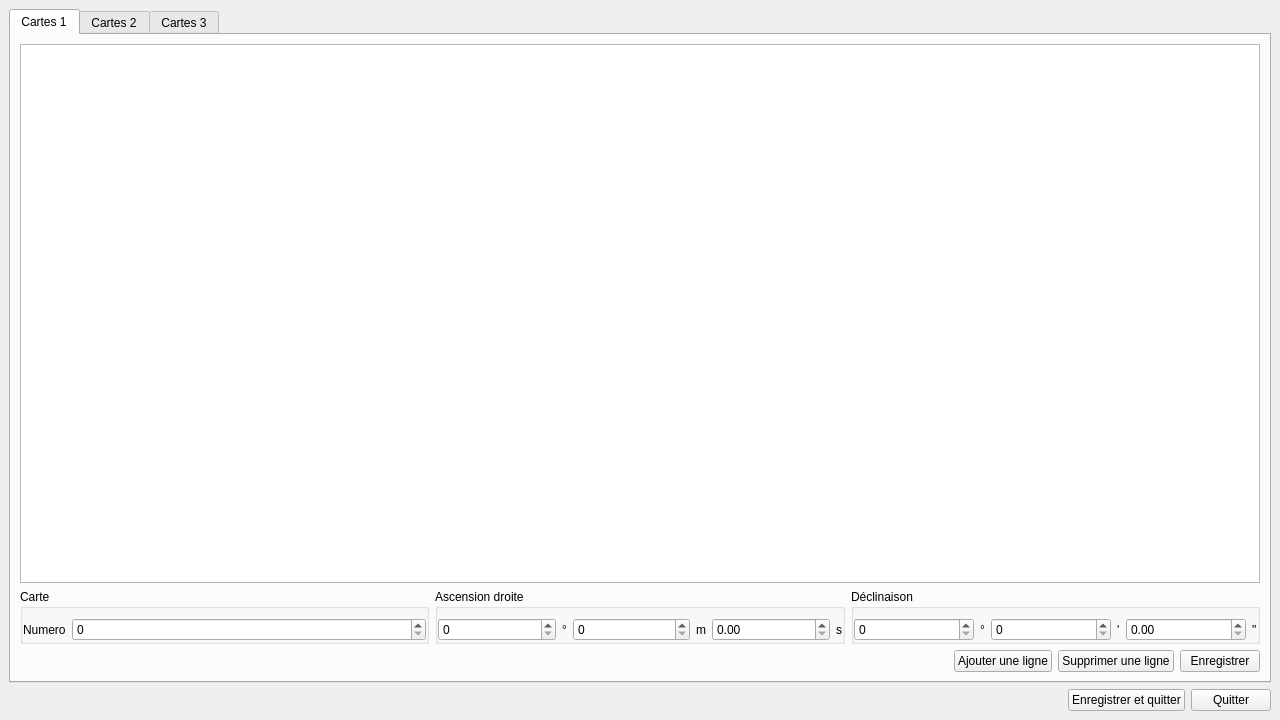
Above: tables/mapstable.ui from Paracetamol56/Observeur2 before the change. Below: the same form after it.
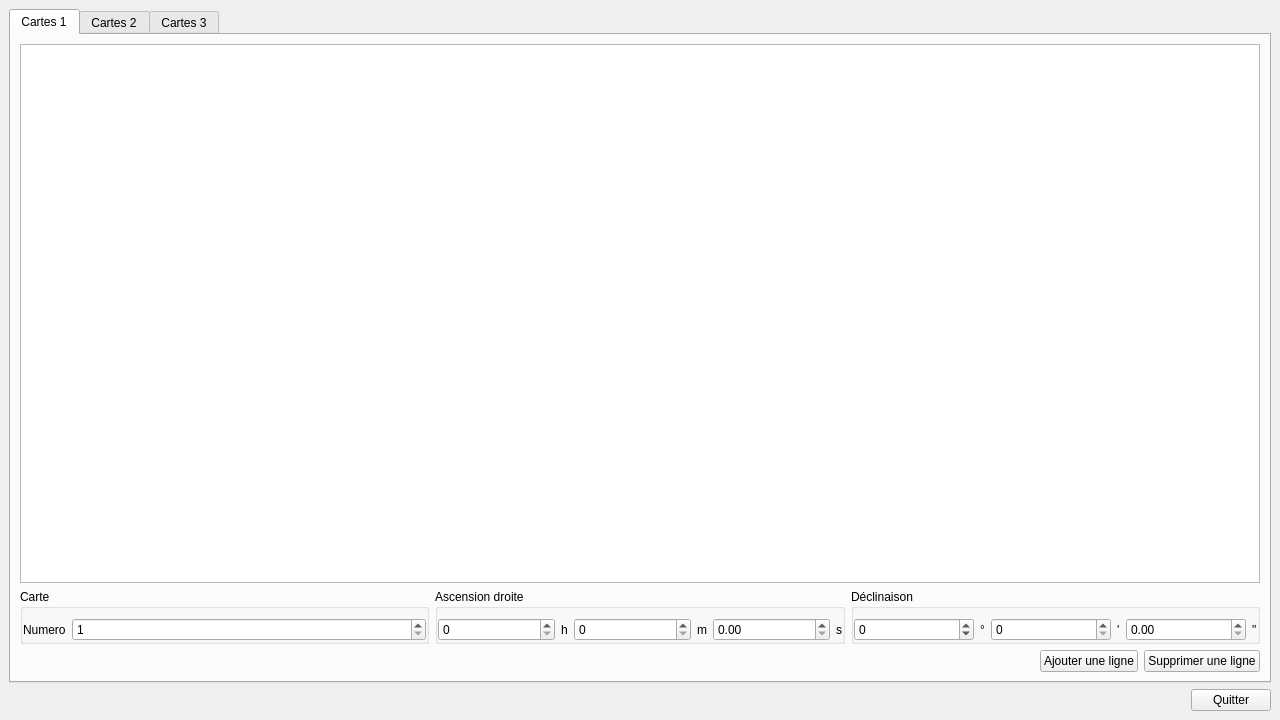
That is the form after the change. Icons and pictures are not drawn.

Commit message: add/delete functions

```diff
--- a/tables/mapstable.ui
+++ b/tables/mapstable.ui
@@ -84,7 +84,14 @@
              </widget>
             </item>
             <item>
-             <widget class="QSpinBox" name="nameSpinBox"/>
+             <widget class="QSpinBox" name="nameSpinBox">
+              <property name="minimum">
+               <number>1</number>
+              </property>
+              <property name="maximum">
+               <number>999</number>
+              </property>
+             </widget>
             </item>
            </layout>
           </widget>
@@ -108,17 +115,28 @@
              <number>0</number>
             </property>
             <item>
-             <widget class="QSpinBox" name="raDegreeSpinBox"/>
+             <widget class="QSpinBox" name="raDegreeSpinBox">
+              <property name="minimum">
+               <number>0</number>
+              </property>
+              <property name="maximum">
+               <number>23</number>
+              </property>
+             </widget>
             </item>
             <item>
              <widget class="QLabel" name="raHourLabel">
               <property name="text">
-               <string>°</string>
+               <string>h</string>
               </property>
              </widget>
             </item>
             <item>
-             <widget class="QSpinBox" name="raMinuteSpinBox"/>
+             <widget class="QSpinBox" name="raMinuteSpinBox">
+              <property name="maximum">
+               <number>59</number>
+              </property>
+             </widget>
             </item>
             <item>
              <widget class="QLabel" name="raMinuteLabel">
@@ -128,7 +146,11 @@
              </widget>
             </item>
             <item>
-             <widget class="QDoubleSpinBox" name="raSecondDoubleSpinBox"/>
+             <widget class="QDoubleSpinBox" name="raSecondDoubleSpinBox">
+              <property name="locale">
+               <locale language="English" country="UnitedStates"/>
+              </property>
+             </widget>
             </item>
             <item>
              <widget class="QLabel" name="raSecondLabel">
@@ -159,7 +181,14 @@
              <number>0</number>
             </property>
             <item>
-             <widget class="QSpinBox" name="decDegreeSpinBox"/>
+             <widget class="QSpinBox" name="decDegreeSpinBox">
+              <property name="minimum">
+               <number>-90</number>
+              </property>
+              <property name="maximum">
+               <number>90</number>
+              </property>
+             </widget>
             </item>
             <item>
              <widget class="QLabel" name="decDegreeLabel">
@@ -230,17 +259,6 @@
            </property>
           </widget>
          </item>
-         <item>
-          <widget class="QPushButton" name="savePushButton_1">
-           <property name="text">
-            <string>Enregistrer</string>
-           </property>
-           <property name="icon">
-            <iconset resource="../ressources.qrc">
-             <normaloff>:/Ressources/icons/icons8-save-96.png</normaloff>:/Ressources/icons/icons8-save-96.png</iconset>
-           </property>
-          </widget>
-         </item>
         </layout>
        </item>
       </layout>
@@ -670,17 +688,6 @@
        </property>
       </spacer>
      </item>
-     <item>
-      <widget class="QPushButton" name="SaveAndQuittPushButton">
-       <property name="text">
-        <string>Enregistrer et quitter</string>
-       </property>
-       <property name="icon">
-        <iconset resource="../ressources.qrc">
-         <normaloff>:/Ressources/icons/icons8-save-96.png</normaloff>:/Ressources/icons/icons8-save-96.png</iconset>
-       </property>
-      </widget>
-     </item>
      <item>
       <widget class="QPushButton" name="quittPushButton">
        <property name="text">
```
Left out of the diff: 134 changed lines with no effect on the pictures. The commit also changes 2 other files.
